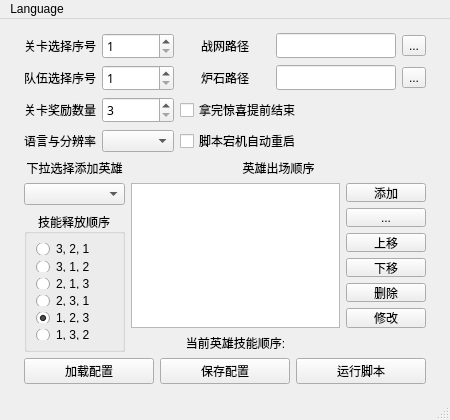
zhoubin-me/lushi_script, file ui/main_chs.ui: the form before one commit.
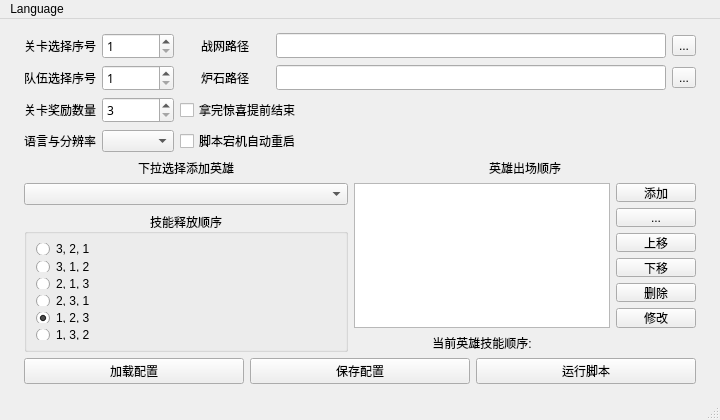
The form after the commit. Custom widgets are drawn as their Qt base class.

Commit message: adjust power.log path, init gui windows size, add timestamp in log

What changed in the file:
```diff
--- a/ui/main_chs.ui
+++ b/ui/main_chs.ui
@@ -6,13 +6,13 @@
    <rect>
     <x>0</x>
     <y>0</y>
-    <width>450</width>
+    <width>720</width>
     <height>420</height>
    </rect>
   </property>
   <property name="minimumSize">
    <size>
-    <width>384</width>
+    <width>400</width>
     <height>420</height>
    </size>
   </property>
```
The commit also changes 4 other files.
